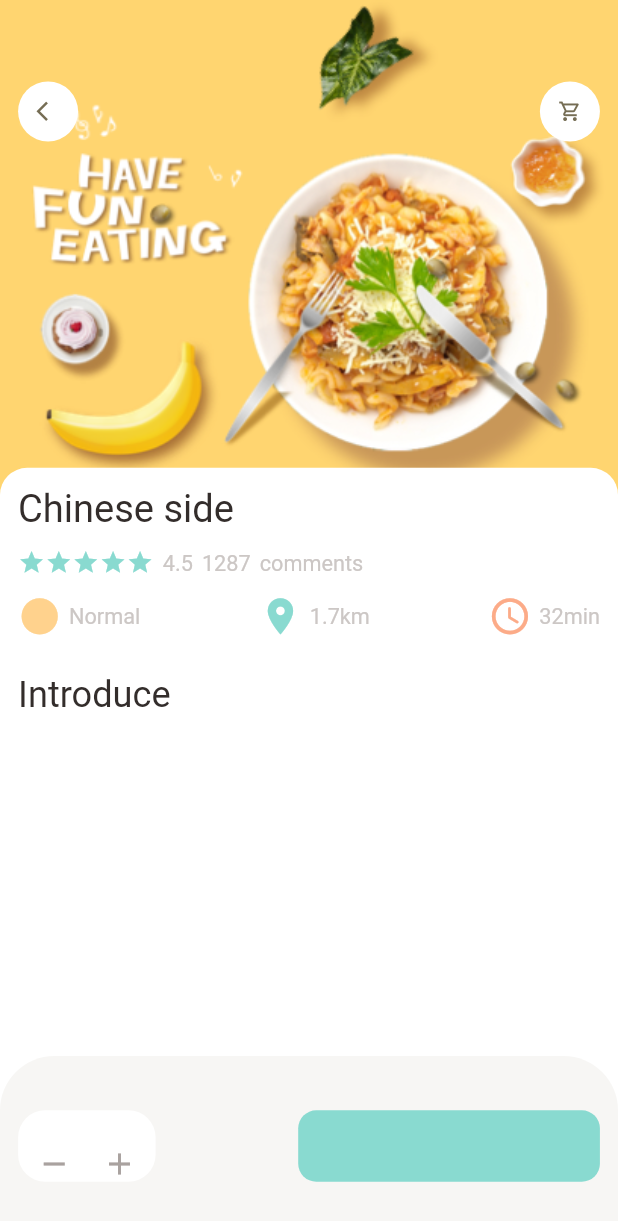
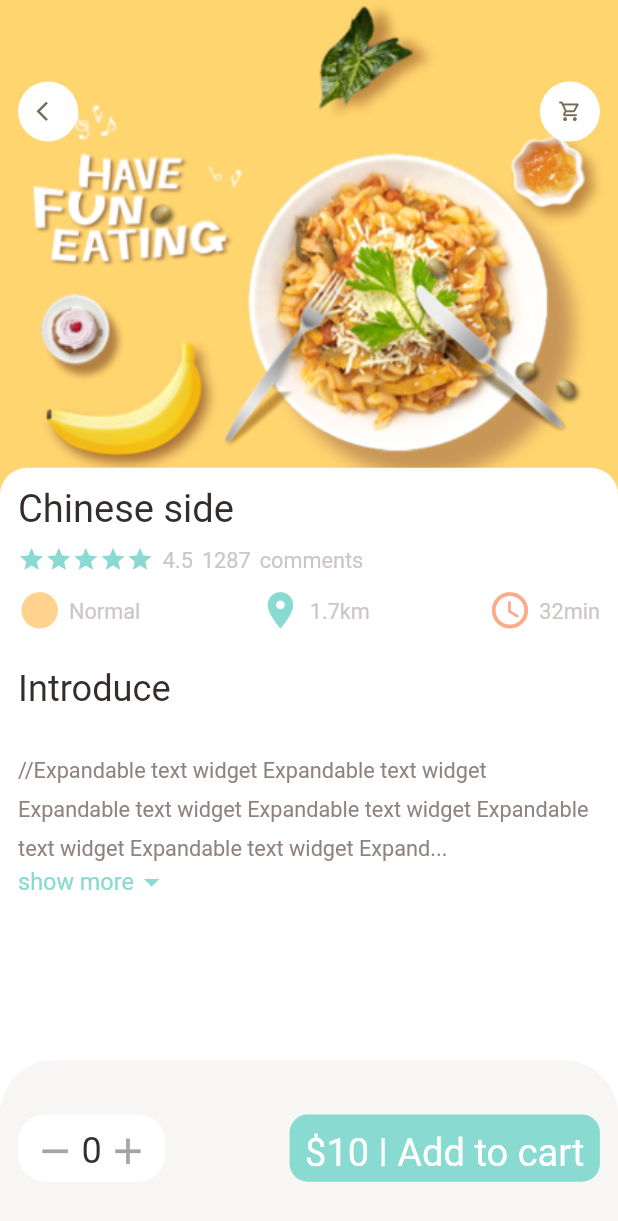
Before and after one commit to DennisMMugambi/Grocery-Shopping-App, a Flutter app: the screen it shows after launch, on a phone screen of 412 x 824 dp. Shown: the top 1221 px of the screen. Run offline on Flutter 3.47's test engine with Material 2 defaults, Android fonts, the phone set to English and light mode, and no system bars; our stand-ins replace dots_indicator, get.

Commit message:
add single-child-scrollview to popular food detail page

```diff
--- a/lib/Utils/dimensions.dart
+++ b/lib/Utils/dimensions.dart
@@ -10,7 +10,7 @@ class Dimensions{
   static double pageViewParentContainer = screenHeight / 2.38;
 
   //dynamic height padding and margin
-  static double height10 = screenHeight / 68.34;
+  static double height10 = screenHeight / 80.34;
   static double height15 = screenHeight / 45.56;
   static double height20 = screenHeight / 34.17;
   static double height30 = screenHeight / 22.78;
@@ -24,8 +24,9 @@ class Dimensions{
   static double width45 = screenWidth / 15.18;
 
   //Optimizing font size
+  static double font12 = screenHeight / 56.95;
+  static double font16 = screenHeight / 52.75;
   static double font20 = screenHeight / 34.17;
-  static double font12 = screenHeight / 56.95;
   static double font26 = screenHeight / 32.46;
 
   //border radius
@@ -43,4 +44,7 @@ class Dimensions{
   //popular_food
   static double popularFoodImgSize = screenHeight / 2.41;
 
+  //bottom bar height
+  static double bottomBarHeight = screenHeight / 7.03;
+
 }
--- a/lib/pages/food_detail/popular_food_detail.dart
+++ b/lib/pages/food_detail/popular_food_detail.dart
@@ -6,6 +6,7 @@ import '../../Utils/colors.dart';
 import '../../Utils/dimensions.dart';
 import '../../widgets/app_column.dart';
 import '../../widgets/big_text.dart';
+import '../../widgets/expandable_text_widget.dart';
 import '../../widgets/icon_and_text_widget.dart';
 import '../../widgets/small_text.dart';
 
@@ -18,6 +19,7 @@ class PopularFoodDetail extends StatelessWidget {
       backgroundColor: Colors.white,
       body: Stack(
         children: [
+          //background image
           Positioned(
               left: 0,
               right: 0,
@@ -33,6 +35,7 @@ class PopularFoodDetail extends StatelessWidget {
                   )
                 ),
               )),
+          //icon widgets
           Positioned(
               top: Dimensions.height45,
               left: Dimensions.width20,
@@ -44,6 +47,7 @@ class PopularFoodDetail extends StatelessWidget {
                   AppIcon(icon: Icons.shopping_cart_outlined)
                 ],
               )),
+          //introduction of food
           Positioned(
               left: 0,
               right: 0,
@@ -65,7 +69,23 @@ class PopularFoodDetail extends StatelessWidget {
                     SizedBox(
                       height: Dimensions.height20,
                     ),
-                    BigText(text: "Introduce")
+                    BigText(text: "Introduce"),
+                    SizedBox(
+                      height: Dimensions.height20,
+                    ),
+                    Expanded(
+                      child: SingleChildScrollView(
+                          child: ExpandableTextWidget(text : "//Expandable text widget Expandable text widget Expandable text widget Expandable text widget Expandable text widget Expandable text widget Expandable text widget Expandable text widget, "
+                              "Expandable text widget, Expandable text widget, Expandable text widget, Expandable text widget, Expandable text widget, Expandable text widget, Expandable text widget, Expandable text widget, Expandable text widget, Expandable text widget,"
+                              "Expandable text widget, Expandable text widget, Expandable text widget, Expandable text widget, Expandable text widget,"
+                              "Expandable text widget, Expandable text widget, Expandable text widget, Expandable text widget, Expandable text widget, Expandable text widget, Expandable text widget, Expandable text widget, Expandable text widget, Expandable text widget, Expandable text widget"
+                              ", Expandable text widget, Expandable text widget, Expandable text widget, v, vExpandable text widget, Expandable text widget, Expandable text widget, Expandable text widget, Expandable text widget, Expandable text widget, Expandable text widget, Expandable text widget"
+                              "Expandable text widget, Expandable text widget, Expandable text widget, Expandable text widget, Expandable text widget, Expandable text widget, Expandable text widget, Expandable text widget, Expandable text widget, Expandable text widget, Expandable text widget, Expandable text widget"
+                              "Expandable text widget, Expandable text widget, Expandable text widget, Expandable text widget, Expandable text widget, Expandable text widget, Expandable text widget, Expandable text widget, Expandable text widget, Expandable text widget, Expandable text widget, Expandable text widget,Expandable text widget"
+                              "Expandable text widget, Expandable text widget, Expandable text widget, Expandable text widget, Expandable text widget,Expandable text widget, Expandable text widget, Expandable text widget,Expandable text widget,Expandable text widget, Expandable text widget,Expandable text widget,Expandable text widget, Expandable text widget"
+                              "Expandable text widget, Expandable text widget,Expandable text widget ,Expandable text widget Expandable text widget, Expandable text widget,Expandable text widget,Expandable text widget, Expandable text widget,Expandable text widget, Expandable text widget,Expandable text widget, Expandable text widget"
+                              "Expandable text widget,Expandable text widget,Expandable text widget,Expandable text widget,Expandable text widget",)),
+                    )
                   ],
                 )
               )
@@ -73,7 +93,7 @@ class PopularFoodDetail extends StatelessWidget {
         ],
       ),
       bottomNavigationBar: Container(
-        height: 120,
+        height: Dimensions.bottomBarHeight,
         padding: EdgeInsets.only(top: Dimensions.height30, bottom: Dimensions.height30, left: Dimensions.width20, right: Dimensions.width20),
         decoration: BoxDecoration(
             color : AppColors.buttonBackgroundColor,
@@ -87,28 +107,31 @@ class PopularFoodDetail extends StatelessWidget {
           children: [
             Container(
               padding: EdgeInsets.only(
-                  top: Dimensions.height20,
-                  bottom: Dimensions.height20,
-                  left: Dimensions.width20,
-                  right: Dimensions.width20),
+                  top: Dimensions.height10,
+                  bottom: Dimensions.height10,
+                  left: Dimensions.height10,
+                  right: Dimensions.height10),
               decoration: BoxDecoration(
                 borderRadius: BorderRadius.circular(Dimensions.radius30),
                 color: Colors.white
               ),
               child: Row(
+                crossAxisAlignment: CrossAxisAlignment.center,
                 children: [
                   Icon(
                     Icons.remove,
+                    size: Dimensions.iconSize24,
                     color: AppColors.signColor,),
                   SizedBox(
                     width: Dimensions.width10 / 2,
                   ),
-                  BigText(text: "0"),
+                  BigText(text: "0", size: Dimensions.font20,),
                   SizedBox(
                     width: Dimensions.width10 / 2,
                   ),
                   Icon(
                     Icons.add,
+                    size: Dimensions.iconSize24,
                     color: AppColors.signColor,
                   ),
                 ],
@@ -116,15 +139,15 @@ class PopularFoodDetail extends StatelessWidget {
             ),
             Container(
               padding: EdgeInsets.only(
-                  top: Dimensions.height20,
-                  bottom: Dimensions.height20,
-                  left: Dimensions.width20,
-                  right: Dimensions.width20),
+                  top: Dimensions.height10,
+                  bottom: Dimensions.height10,
+                  left: Dimensions.height10,
+                  right: Dimensions.height10),
               decoration: BoxDecoration(
                 borderRadius: BorderRadius.circular(Dimensions.radius20),
                 color: AppColors.mainColor,
               ),
-              child: BigText(text: "\$10 | Add to cart", color: Colors.white,),
+              child: BigText(text: "\$10 | Add to cart", color: Colors.white, size: Dimensions.font26,),
             )
           ],
         ),
--- /dev/null
+++ b/lib/pages/food_detail/recommended_food_detail.dart
@@ -0,0 +1,10 @@
+import 'package:flutter/cupertino.dart';
+
+class RecommendedFoodDetail extends StatelessWidget {
+  const RecommendedFoodDetail({Key? key}) : super(key: key);
+
+  @override
+  Widget build(BuildContext context) {
+    return const Placeholder();
+  }
+}
--- /dev/null
+++ b/lib/widgets/expandable_text_widget.dart
@@ -0,0 +1,68 @@
+import 'package:flutter/cupertino.dart';
+import 'package:flutter/material.dart';
+import 'package:grocery_shopping_app/Utils/colors.dart';
+import 'package:grocery_shopping_app/widgets/small_text.dart';
+
+import '../Utils/dimensions.dart';
+
+class ExpandableTextWidget extends StatefulWidget {
+
+  final String text;
+
+  const ExpandableTextWidget({Key? key,
+   required this.text}) : super(key: key);
+
+  @override
+  State<ExpandableTextWidget> createState() => _ExpandableTextWidgetState();
+}
+
+class _ExpandableTextWidgetState extends State<ExpandableTextWidget> {
+
+  late String firstHalf;
+  late String secondHalf;
+
+  bool hiddenText = true;
+
+  double textHeight = Dimensions.screenHeight / 5.63;
+
+  @override
+  void initState() {
+    super.initState();
+
+    if(widget.text.length > textHeight){
+      firstHalf = widget.text.substring(0, textHeight.toInt());
+      secondHalf = widget.text.substring(textHeight.toInt() + 1, widget.text.length);
+    } else {
+        firstHalf = widget.text;
+        secondHalf = "";
+    }
+
+  }
+
+  @override
+  Widget build(BuildContext context) {
+
+    assert(debugCheckHasMaterial(context));
+
+    return Container(
+      child: secondHalf.isEmpty ? SmallText(color : AppColors.paraColor, text: firstHalf, size: Dimensions.font16,) : Column(
+        children: [
+          SmallText(height : 1.8, color : AppColors.paraColor, text: hiddenText ? (firstHalf + "...") : (firstHalf + secondHalf)),
+          InkWell(
+            onTap: (){
+              setState(() {
+                hiddenText =! hiddenText;
+              });
+            },
+            child: Row(
+              children: [
+                SmallText(color : AppColors.mainColor, text: hiddenText ? "show more" : "show less", size: Dimensions.font16,),
+                Icon(hiddenText? Icons.arrow_drop_down : Icons.arrow_drop_up, color: AppColors.mainColor,)
+              ],
+            ),
+          )
+        ],
+      ),
+    );
+  }
+}
```
